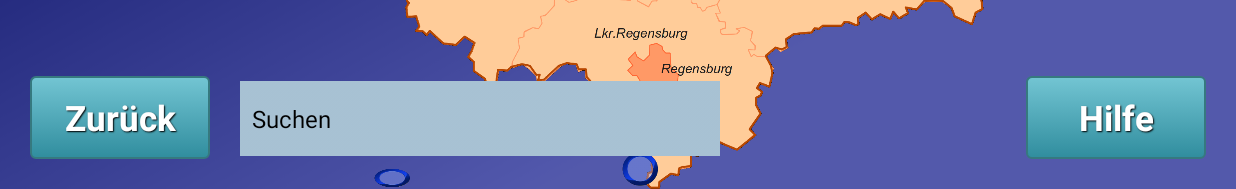
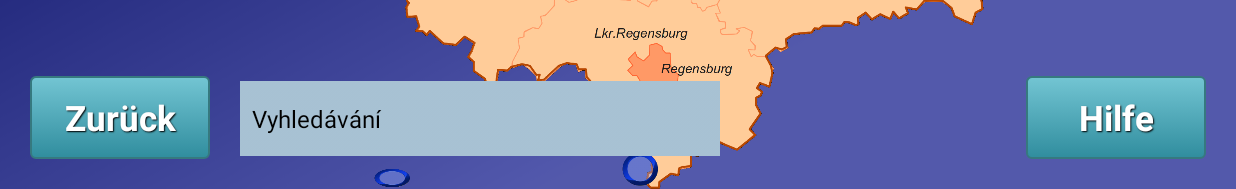
Before and after one commit to Sounds-der-Oberpfalz/Feste-und-Br-uche-in-der-Oberpfalz, an Android app: the MapActivity screen opened directly, with no data from a screen before it, on a phone screen of 824 x 412 dp (held sideways). Shown: the part 429-618 px from the top of the screen. Run offline under Robolectric (Android 15) with nearby library versions, the phone set to English and light mode, and no system bars.

```diff
--- a/app/src/main/java/de/ur/mi/soundsderoberpfalzprojekt/MapActivity.java
+++ b/app/src/main/java/de/ur/mi/soundsderoberpfalzprojekt/MapActivity.java
@@ -155,7 +155,7 @@ public class MapActivity extends Activity implements OnClickListener,
 		}
 
 		Collections.sort(celebrationTitle);
-		celebrationTitle.add(0, "Suchen");
+		celebrationTitle.add(0, "Vyhledávání");
 
 		adapter = new ArrayAdapter(this, android.R.layout.simple_spinner_item,
 				celebrationTitle);
```
